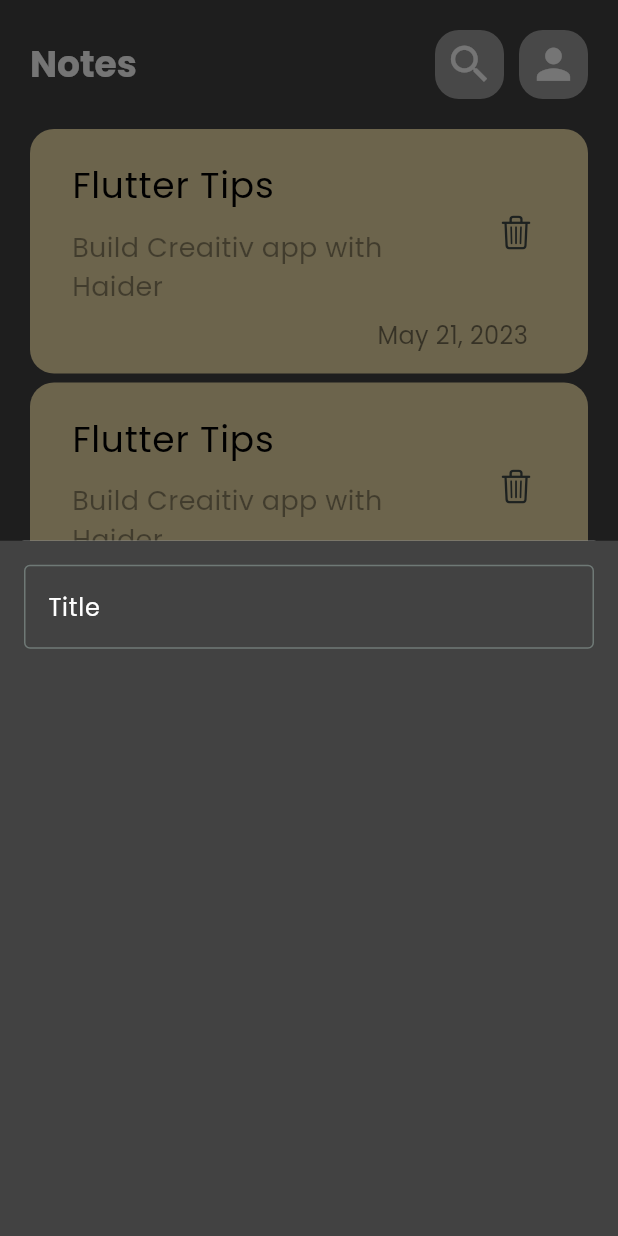
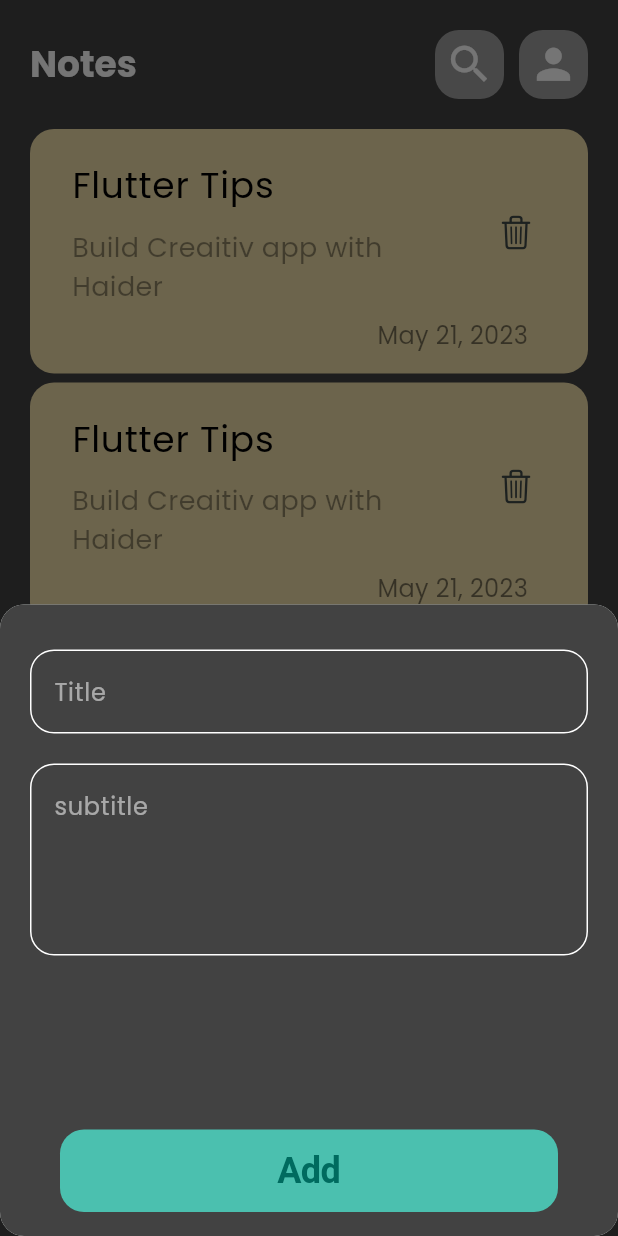
Before and after one commit to Xx-COBA-xX/notes_app, a Flutter app: the HomeScreen screen opened directly, after a tap on the "add" icon, on a phone screen of 412 x 824 dp. Run offline on Flutter 3.47's test engine with Material 2 defaults, Android fonts, the light colour scheme and no system bars; our stand-ins replace animated_text_kit, bloc, get, hive, hive_flutter, lottie; accounts and stored records are empty.

```diff
--- /dev/null
+++ b/lib/cubits/add note cubit/add_note_cubit.dart
@@ -0,0 +1,15 @@
+// ignore_for_file: depend_on_referenced_packages
+
+import 'package:bloc/bloc.dart';
+import 'package:meta/meta.dart';
+import 'package:my_to_do_app/data/model/notes/notes_model.dart';
+
+part 'add_note_state.dart';
+
+class AddNoteCubit extends Cubit<AddNoteState> {
+  AddNoteCubit() : super(AddNoteInitial());
+
+  addNote(NoteModel note){
+
+  }
+}
--- /dev/null
+++ b/lib/cubits/add note cubit/add_note_state.dart
@@ -0,0 +1,16 @@
+part of 'add_note_cubit.dart';
+
+@immutable
+abstract class AddNoteState {}
+
+class AddNoteInitial extends AddNoteState {}
+
+class AddNoteLoading extends AddNoteState {}
+
+class AddNoteLoadded extends AddNoteState {}
+
+class AddNoteFaliuer extends AddNoteState {
+  final String errMasage;
+
+  AddNoteFaliuer(this.errMasage);
+}
--- a/lib/main.dart
+++ b/lib/main.dart
@@ -2,12 +2,14 @@
 import 'package:get/get.dart';
 import 'package:hive_flutter/adapters.dart';
 import 'package:my_to_do_app/constant/color.dart';
+import 'package:my_to_do_app/data/model/notes/notes_model.dart';
 
 import 'constant/constant.dart';
 import 'screen/splash_screen/spash_screen.dart';
 
 void main() async {
   await Hive.initFlutter();
+  Hive.registerAdapter(NoteModelAdapter());
   await Hive.openBox(kNoteBox);
   runApp(const MyApp());
 }
--- /dev/null
+++ b/lib/screen/edit note/edit_note_screen.dart
@@ -0,0 +1,17 @@
+import 'package:flutter/material.dart';
+import 'package:my_to_do_app/screen/home/widgets/custom_note_appbar.dart';
+
+class EditNoteScreen extends StatelessWidget {
+  const EditNoteScreen({super.key});
+
+  @override
+  Widget build(BuildContext context) {
+    return const Scaffold(
+      appBar: CustomNoteApp(
+        icon: Icons.check,
+        title: "Edit",
+        isEdit: true,
+      ),
+    );
+  }
+}
--- a/lib/screen/home/home_screen.dart
+++ b/lib/screen/home/home_screen.dart
@@ -9,8 +9,9 @@
 
   @override
   Widget build(BuildContext context) {
-    return Scaffold(
-      appBar: const CustomNoteApp(),
+    return SafeArea(
+      child: Scaffold(
+        appBar: const CustomNoteApp(icon: Icons.search,title: "Notes"),
         body: const CustomNotesBody(),
         floatingActionButton: FloatingActionButton(
           onPressed: () {
@@ -20,12 +21,13 @@
               ),
                 context: context,
                 builder: (context) {
-                return const AddNoteBottomSheet();
+                  return  const AddNoteBottomSheet();
                 });
           },
           backgroundColor: Colors.grey[600],
           child: const Icon(Icons.add),
         ),
+      ),
     );
   }
 }
--- a/lib/screen/home/widgets/add_note_bottom_sheet.dart
+++ b/lib/screen/home/widgets/add_note_bottom_sheet.dart
@@ -1,26 +1,83 @@
+import 'package:flutter/cupertino.dart';
 import 'package:flutter/material.dart';
 
+import '../../../widgets/custom_button.dart';
 import 'custom_text_field.dart';
 
 class AddNoteBottomSheet extends StatelessWidget {
   const AddNoteBottomSheet({super.key});
+
   @override
   Widget build(BuildContext context) {
     return Container(
       decoration: BoxDecoration(
-
+        borderRadius: BorderRadius.circular(16),
         color: Colors.grey[800],
       ),
-      child:  Padding(
-        padding: const EdgeInsets.all(16),
-        child:  Column(
+      child: const SingleChildScrollView(child: BuildForm()),
+    );
+  }
+}
+
+class BuildForm extends StatefulWidget {
+  const BuildForm({super.key});
+
+  @override
+  State<BuildForm> createState() => _BuildFormState();
+}
+
+class _BuildFormState extends State<BuildForm> {
+  AutovalidateMode autovalidateMode = AutovalidateMode.disabled;
+
+  final GlobalKey<FormState> _key = GlobalKey();
+  String? title, subtitle;
+
+  @override
+  Widget build(BuildContext context) {
+    return Form(
+      key: _key,
+      autovalidateMode: autovalidateMode,
+      child: Padding(
+        padding: const EdgeInsets.symmetric(
+          horizontal: 20,
+        ),
+        child: Column(
           children: [
-            BuildCustomTextField(title: "Title",)
+            const SizedBox(
+              height: 30,
+            ),
+            BuildTextFormField(
+              hint: "Title",
+              onSaved: (value) {
+                title = value;
+              },
+            ),
+            const SizedBox(
+              height: 20,
+            ),
+            BuildTextFormField(
+              hint: "subtitle",
+              maxLines: 4,
+              onSaved: (value) {
+                subtitle = value;
+              },
+            ),
+            const SizedBox(
+              height: 100,
+            ),
+            BuildCustomButton(
+                onPressed: () {
+                  if (_key.currentState!.validate()) {
+                    _key.currentState!.save();
+                  } else {
+                    autovalidateMode = AutovalidateMode.always;
+                    setState(() {});
+                  }
+                },
+                title: "Add",)
           ],
         ),
       ),
     );
   }
-
-
 }
--- a/lib/screen/home/widgets/build_note_item.dart
+++ b/lib/screen/home/widgets/build_note_item.dart
@@ -2,11 +2,18 @@
 import 'package:flutter/material.dart';
 
 class BuildNoteItem extends StatelessWidget {
-  const BuildNoteItem();
+  const BuildNoteItem({super.key});
 
   @override
   Widget build(BuildContext context) {
-    return Container(
+    return GestureDetector(
+      onTap: () {
+        // Navigator.pushReplacement(context,
+        //     MaterialPageRoute(builder: (context) {
+        //   return null;
+        // }));
+      },
+      child: Container(
         padding: const EdgeInsets.only(top: 12, left: 12, bottom: 14),
         decoration: BoxDecoration(
             borderRadius: BorderRadius.circular(16),
@@ -48,6 +55,7 @@
             )
           ],
         ),
+      ),
     );
   }
 }
--- a/lib/screen/home/widgets/custom_note_appbar.dart
+++ b/lib/screen/home/widgets/custom_note_appbar.dart
@@ -1,30 +1,32 @@
 import 'package:flutter/material.dart';
 
 class CustomNoteApp extends StatelessWidget implements PreferredSizeWidget {
-  const CustomNoteApp({super.key});
+  const CustomNoteApp({super.key, required this.icon, required this.title , this.isEdit = false});
+  final String title;
+  final IconData icon;
+  final bool isEdit;
 
   @override
   Widget build(BuildContext context) {
-    return SafeArea(
-      child: Container(
+    return Container(
       padding: const EdgeInsets.symmetric(horizontal: 20),
       margin: const EdgeInsets.only(top: 20),
       child: Row(
         children: [
           Text(
-              "Notes",
+            title,
             style: Theme.of(context)
                 .textTheme
                 .titleLarge!
-                  .copyWith(fontSize: 24,color: Colors.white),
-
+                .copyWith(fontSize: 24, color: Colors.white),
           ),
           const Spacer(),
-            _buildIcon(Icons.search),
-            const SizedBox(width: 10,),
-            _buildIcon(Icons.person)
+          _buildIcon(icon:icon),
+          const SizedBox(
+            width: 10,
+          ),
+          isEdit?const SizedBox():_buildIcon(icon:Icons.person)
         ],
-        ),
       ),
     );
   }
@@ -32,8 +34,9 @@
   @override
   Size get preferredSize => const Size.fromHeight(85);
 
-  Widget _buildIcon(IconData icon) {
+  Widget _buildIcon({required icon, void Function()? onTap}) {
     return GestureDetector(
+      onTap: onTap,
       child: Container(
         height: 46,
         width: 46,
@@ -47,5 +50,4 @@
       ),
     );
   }
-
 }
--- a/lib/screen/home/widgets/custom_text_field.dart
+++ b/lib/screen/home/widgets/custom_text_field.dart
@@ -1,23 +1,44 @@
 import 'package:flutter/material.dart';
 
-class BuildCustomTextField extends StatelessWidget {
-   BuildCustomTextField({super.key, required this.title});
-  String title;
+class BuildTextFormField extends StatelessWidget {
+  const BuildTextFormField(
+      {super.key, required this.hint, this.onSaved, this.maxLines = 1});
+
+  final void Function(String?)? onSaved;
+  final String hint;
+  final int maxLines;
   @override
   Widget build(BuildContext context) {
-    return  TextField(
+    return TextFormField(
+      maxLines: maxLines,
+      onSaved: onSaved,
+      validator: (value) {
+        if (value?.isEmpty ?? true) {
+          return "this field is required";
+        } else {
+          return null;
+        }
+      },
       decoration: InputDecoration(
-        border: const OutlineInputBorder(
-          borderSide: BorderSide(
-            color: Colors.white,
-            width: 2,
-          ),
+        border: buildBorder(),
+        focusedBorder: buildBorder(),
+        enabledBorder: buildBorder(),
+        hintText: hint,
+        hintStyle: const TextStyle(
+          color: Colors.white54,
         ),
-        hintText: title,
-        hintStyle: TextStyle(
-          color: Colors.white
-        )
+      ),
+      style: const TextStyle(
+        fontSize: 16,
+        color: Colors.white70,
       ),
     );
   }
+
+  OutlineInputBorder buildBorder() {
+    return OutlineInputBorder(
+      borderRadius: BorderRadius.circular(16),
+      borderSide: const BorderSide(color: Colors.white, width: 1),
+    );
+  }
 }
--- /dev/null
+++ b/lib/widgets/custom_button.dart
@@ -0,0 +1,28 @@
+import 'package:flutter/cupertino.dart';
+import '../constant/color.dart';
+
+class BuildCustomButton extends StatelessWidget {
+  const BuildCustomButton(
+      {super.key, required this.onPressed, required this.title});
+  final void Function()? onPressed;
+  final String title;
+  @override
+  Widget build(BuildContext context) {
+    return CupertinoButton(
+        onPressed: onPressed,
+        child: Container(
+          width: MediaQuery.of(context).size.width,
+          height: 55,
+          decoration: BoxDecoration(
+            color: kPrimaryColor,
+            borderRadius: BorderRadius.circular(16),
+          ),
+          child: Center(
+            child: Text(
+              title,
+              style: const TextStyle(fontSize: 24, fontWeight: FontWeight.bold),
+            ),
+          ),
+        ));
+  }
+}
--- a/pubspec.yaml
+++ b/pubspec.yaml
@@ -32,6 +32,7 @@
   cupertino_icons: ^1.0.2
   flutter:
     sdk: flutter
+  flutter_bloc: ^8.1.3
   get: ^4.6.5
   google_fonts: ^5.0.0
   hive: ^2.2.3
@@ -39,12 +40,12 @@
   lottie: ^2.4.0
 
 dev_dependencies:
+  build_runner: ^2.4.5
   flutter_lints: ^2.0.0
-  build_runner: ^2.4.5
-  hive_generator: ^2.0.0
 
   flutter_test:
     sdk: flutter
+  hive_generator: ^2.0.0
 
 # For information on the generic Dart part of this file, see the
 # following page: https://dart.dev/tools/pub/pubspec
```
Also changed, not shown: pubspec.lock. Lines whose indentation alone changed are shown as unchanged.
